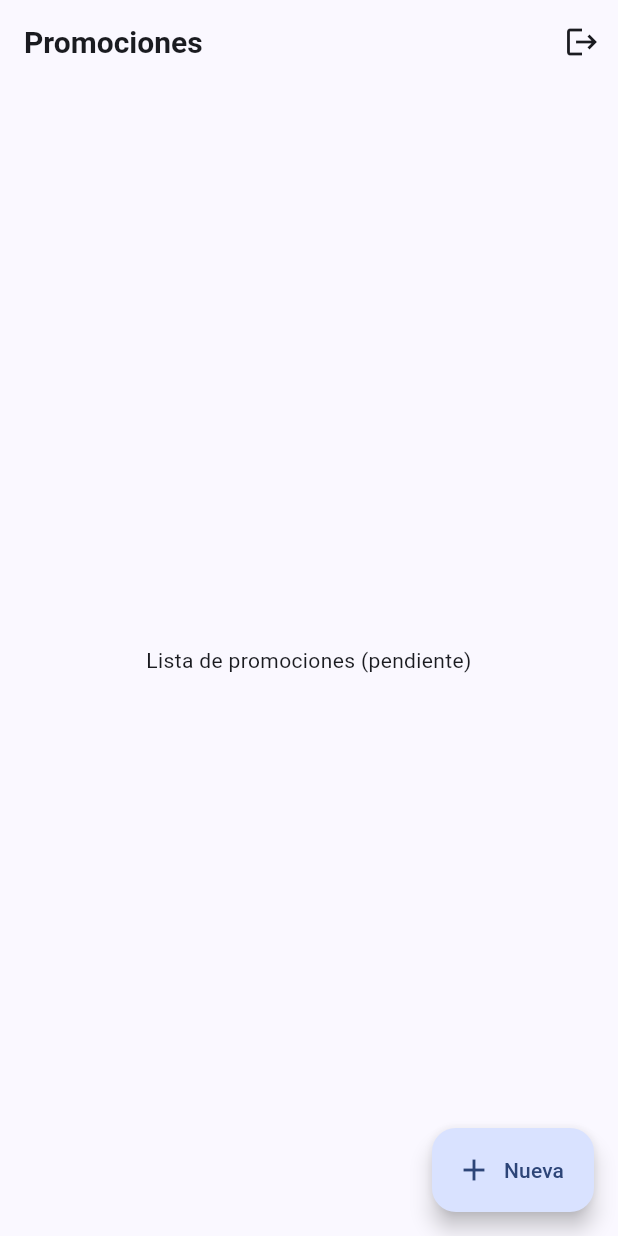
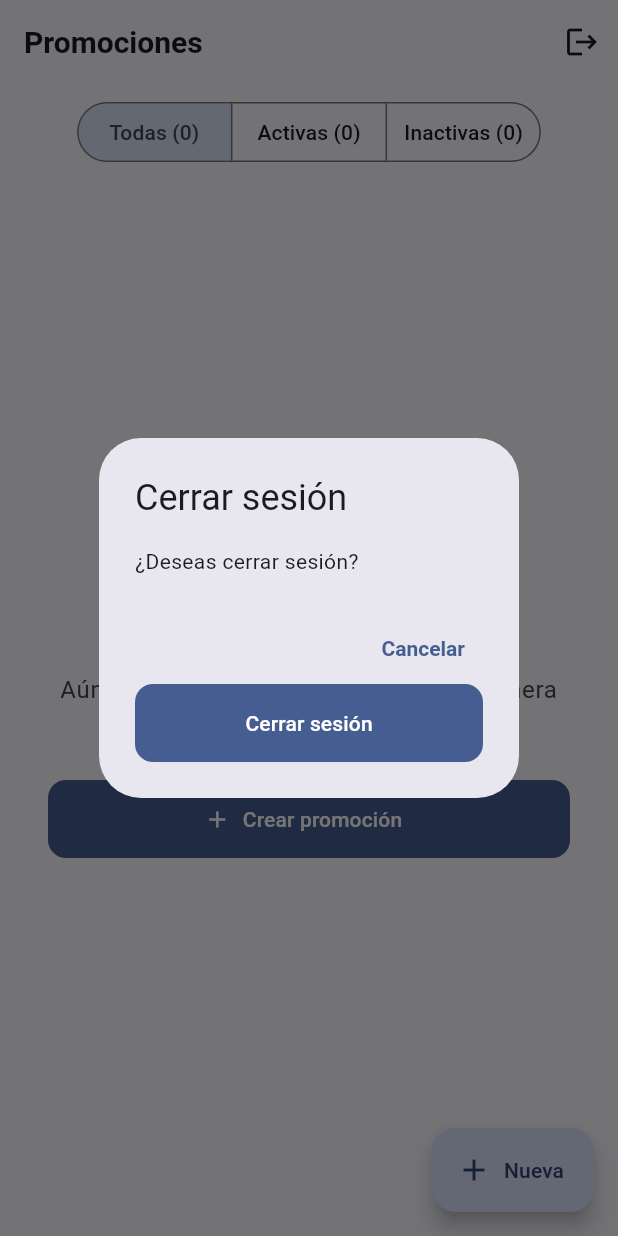
Before and after one commit to black10manda/pruebaCivis, a Flutter app: the screen it shows once a user with an empty profile is signed in, after a tap on the "logout" icon, on a phone screen of 412 x 824 dp. Run offline on Flutter 3.47's test engine with Material 3 defaults, Android fonts, the phone set to English and light mode, and no system bars; our stand-ins replace cloud_firestore, firebase_auth, firebase_core, firebase_storage, flutter_riverpod, go_router and 1 more; accounts and stored records are empty.

Commit message:
feat: panel de promociones con filtros y badges

```diff
--- a/lib/features/promociones/presentation/lista_promociones_screen.dart
+++ b/lib/features/promociones/presentation/lista_promociones_screen.dart
@@ -2,14 +2,21 @@ import 'package:flutter/material.dart';
 import 'package:flutter_riverpod/flutter_riverpod.dart';
 import 'package:go_router/go_router.dart';
 
+import '../../../core/widgets/async_value_view.dart';
 import '../../../shared/constants.dart';
 import '../../auth/application/login_controller.dart';
+import '../application/promociones_providers.dart';
+import '../domain/promocion.dart';
+import 'widgets/filtro_promociones.dart';
+import 'widgets/promocion_card.dart';
 
 class ListaPromocionesScreen extends ConsumerWidget {
   const ListaPromocionesScreen({super.key});
 
   @override
   Widget build(BuildContext context, WidgetRef ref) {
+    final async = ref.watch(promocionesFiltradasProvider);
+
     return Scaffold(
       appBar: AppBar(
         title: const Text('Promociones'),
@@ -17,19 +24,45 @@ class ListaPromocionesScreen extends ConsumerWidget {
           IconButton(
             tooltip: 'Cerrar sesión',
             icon: const Icon(Icons.logout),
-            onPressed: () =>
-                ref.read(loginControllerProvider.notifier).signOut(),
+            onPressed: () => _confirmarLogout(context, ref),
           ),
         ],
       ),
-      body: const Center(
-        child: Padding(
-          padding: EdgeInsets.all(24),
-          child: Text(
-            'Lista de promociones (pendiente)',
-            textAlign: TextAlign.center,
+      body: Column(
+        children: [
+          const FiltroPromocionesBar(),
+          Expanded(
+            child: AsyncValueView<List<Promocion>>(
+              value: async,
+              data: (lista) {
+                if (lista.isEmpty) {
+                  return const _EstadoVacio();
+                }
+                return RefreshIndicator(
+                  onRefresh: () async {
+                    ref.invalidate(promocionesStreamProvider);
+                  },
+                  child: ListView.separated(
+                    padding: const EdgeInsets.fromLTRB(16, 0, 16, 96),
+                    physics: const AlwaysScrollableScrollPhysics(),
+                    itemCount: lista.length,
+                    separatorBuilder: (_, _) => const SizedBox(height: 12),
+                    itemBuilder: (context, i) {
+                      final p = lista[i];
+                      return PromocionCard(
+                        promocion: p,
+                        onTap: () => context.push(
+                          AppRoutes.editarPromocion,
+                          extra: p,
+                        ),
+                      );
+                    },
+                  ),
+                );
+              },
+            ),
           ),
-        ),
+        ],
       ),
       floatingActionButton: FloatingActionButton.extended(
         onPressed: () => context.push(AppRoutes.nuevaPromocion),
@@ -38,4 +71,76 @@ class ListaPromocionesScreen extends ConsumerWidget {
       ),
     );
   }
+
+  Future<void> _confirmarLogout(BuildContext context, WidgetRef ref) async {
+    final confirmar = await showDialog<bool>(
+      context: context,
+      builder: (ctx) => AlertDialog(
+        title: const Text('Cerrar sesión'),
+        content: const Text('¿Deseas cerrar sesión?'),
+        actions: [
+          TextButton(
+            onPressed: () => Navigator.of(ctx).pop(false),
+            child: const Text('Cancelar'),
+          ),
+          FilledButton(
+            onPressed: () => Navigator.of(ctx).pop(true),
+            child: const Text('Cerrar sesión'),
+          ),
+        ],
+      ),
+    );
+    if (confirmar == true) {
+      await ref.read(loginControllerProvider.notifier).signOut();
+    }
+  }
 }
+
+class _EstadoVacio extends ConsumerWidget {
+  const _EstadoVacio();
+
+  @override
+  Widget build(BuildContext context, WidgetRef ref) {
+    final theme = Theme.of(context);
+    final filtro = ref.watch(filtroPromocionesProvider);
+
+    final mensaje = switch (filtro) {
+      FiltroPromociones.todas =>
+        'Aún no tienes promociones. Crea la primera con el botón "+".',
+      FiltroPromociones.activas => 'No hay promociones activas.',
+      FiltroPromociones.inactivas => 'No hay promociones inactivas.',
+    };
+
+    return Center(
+      child: Padding(
+        padding: const EdgeInsets.all(32),
+        child: Column(
+          mainAxisSize: MainAxisSize.min,
+          children: [
+            Icon(
+              Icons.campaign_outlined,
+              size: 56,
+              color: theme.colorScheme.onSurfaceVariant,
+            ),
+            const SizedBox(height: 16),
+            Text(
+              mensaje,
+              textAlign: TextAlign.center,
+              style: theme.textTheme.bodyLarge?.copyWith(
+                color: theme.colorScheme.onSurfaceVariant,
+              ),
+            ),
+            if (filtro == FiltroPromociones.todas) ...[
+              const SizedBox(height: 24),
+              FilledButton.icon(
+                onPressed: () => context.push(AppRoutes.nuevaPromocion),
+                icon: const Icon(Icons.add),
+                label: const Text('Crear promoción'),
+              ),
+            ],
+          ],
+        ),
+      ),
+    );
+  }
+}
--- /dev/null
+++ b/lib/features/promociones/presentation/widgets/filtro_promociones.dart
@@ -0,0 +1,41 @@
+import 'package:flutter/material.dart';
+import 'package:flutter_riverpod/flutter_riverpod.dart';
+
+import '../../application/promociones_providers.dart';
+
+class FiltroPromocionesBar extends ConsumerWidget {
+  const FiltroPromocionesBar({super.key});
+
+  @override
+  Widget build(BuildContext context, WidgetRef ref) {
+    final filtro = ref.watch(filtroPromocionesProvider);
+    final activas = ref.watch(promocionesActivasCountProvider);
+    final inactivas = ref.watch(promocionesInactivasCountProvider);
+    final total = activas + inactivas;
+
+    return Padding(
+      padding: const EdgeInsets.fromLTRB(16, 8, 16, 12),
+      child: SegmentedButton<FiltroPromociones>(
+        showSelectedIcon: false,
+        segments: [
+          ButtonSegment(
+            value: FiltroPromociones.todas,
+            label: Text('Todas ($total)'),
+          ),
+          ButtonSegment(
+            value: FiltroPromociones.activas,
+            label: Text('Activas ($activas)'),
+          ),
+          ButtonSegment(
+            value: FiltroPromociones.inactivas,
+            label: Text('Inactivas ($inactivas)'),
+          ),
+        ],
+        selected: {filtro},
+        onSelectionChanged: (set) {
+          ref.read(filtroPromocionesProvider.notifier).state = set.first;
+        },
+      ),
+    );
+  }
+}
```
Also changed, not shown: lib/features/promociones/presentation/widgets/estado_badge.dart (added, +69 -0 lines), lib/features/promociones/presentation/widgets/promocion_card.dart (added, +128 -0 lines).
